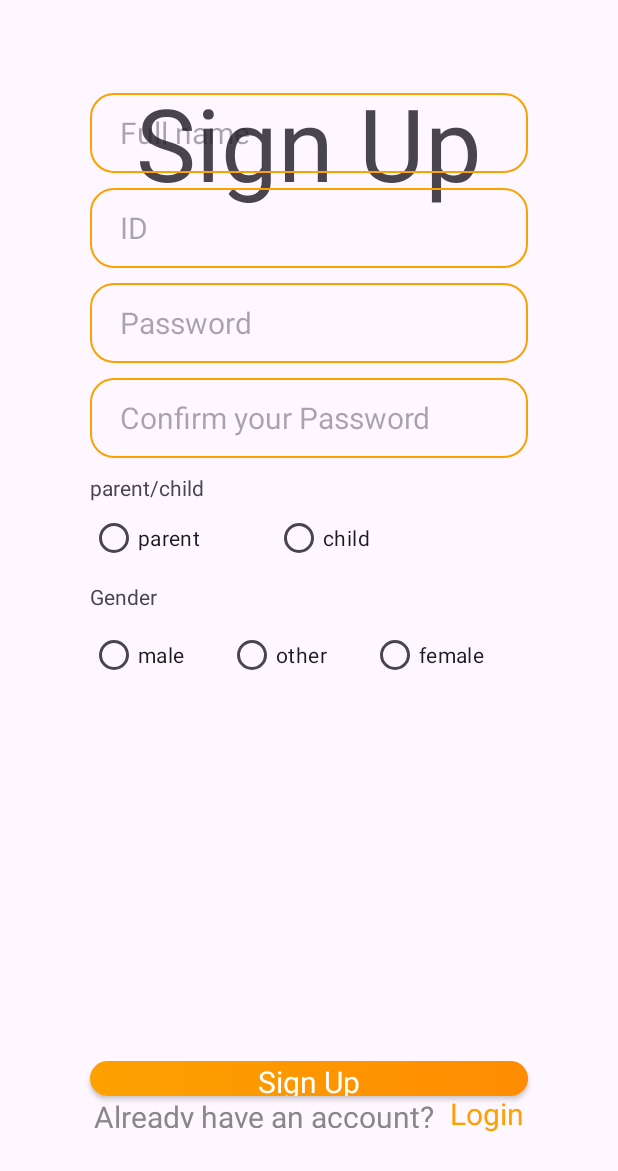
After one commit to snuhcs-course/swpp-2023-project-team-9, an Android app: the layout activity_signup.xml on its own in the app's theme, with its tools: preview values and no code run, on a phone screen of 412 x 824 dp. The commit adds this screen. Shown: the top 1171 px of the screen. Run offline under Robolectric (Android 15) with nearby library versions, the light colour scheme and no system bars.

Commit message:
feat: add xml

```diff
--- /dev/null
+++ b/frontend/app/src/main/res/drawable/edittext_bg.xml
@@ -0,0 +1,12 @@
+<?xml version="1.0" encoding="utf-8"?>
+<selector
+    xmlns:android="http://schemas.android.com/apk/res/android">
+    <!--Focused-->
+    <item
+        android:state_focused="true"
+        android:drawable="@drawable/edittext_focused"/>
+    <!--UnFocused-->
+    <item
+        android:state_focused="false"
+        android:drawable="@drawable/edittext_unfocused"/>
+</selector>
--- /dev/null
+++ b/frontend/app/src/main/res/drawable/edittext_focused.xml
@@ -0,0 +1,9 @@
+<?xml version="1.0" encoding="utf-8"?>
+<shape
+    xmlns:android="http://schemas.android.com/apk/res/android">
+    <corners android:radius="15dp" />
+    <solid android:color="@android:color/transparent" />
+    <stroke
+        android:width="1sp"
+        android:color="#FCA100" />
+</shape>
--- /dev/null
+++ b/frontend/app/src/main/res/drawable/edittext_unfocused.xml
@@ -0,0 +1,9 @@
+<?xml version="1.0" encoding="utf-8"?>
+<shape
+    xmlns:android="http://schemas.android.com/apk/res/android">
+    <corners android:radius="15dp" />
+    <solid android:color="@android:color/transparent" />
+    <stroke
+        android:width="1sp"
+        android:color="#FCA100" />
+</shape>
--- /dev/null
+++ b/frontend/app/src/main/res/layout/activity_login.xml
@@ -0,0 +1,109 @@
+<?xml version="1.0" encoding="utf-8"?>
+<androidx.constraintlayout.widget.ConstraintLayout xmlns:android="http://schemas.android.com/apk/res/android"
+    xmlns:app="http://schemas.android.com/apk/res-auto"
+    xmlns:tools="http://schemas.android.com/tools"
+    android:layout_width="match_parent"
+    android:layout_height="match_parent"
+    tools:context=".ui.LoginActivity">
+
+    <TextView
+        android:id="@+id/littleStudio"
+        android:layout_width="wrap_content"
+        android:layout_height="wrap_content"
+        android:gravity="center_horizontal"
+        android:text="@string/title"
+        android:fontFamily = "@font/kgprimarywhimsy"
+        android:textSize ="73sp"
+        android:paddingTop = "160dp"
+        app:layout_constraintTop_toTopOf="parent"
+        app:layout_constraintLeft_toLeftOf="parent"
+        app:layout_constraintRight_toRightOf="parent"
+        />
+
+    <androidx.appcompat.widget.AppCompatEditText
+        android:id="@+id/id"
+
+        android:layout_height="53dp"
+        android:layout_width="match_parent"
+        android:layout_marginLeft="@dimen/margin_login"
+        android:layout_marginRight="@dimen/margin_login"
+        android:layout_marginTop="322dp"
+        android:hint="@string/id"
+        android:textAppearance="@style/infoText"
+        android:gravity="center_vertical"
+        style="@style/Button"
+        app:layout_constraintLeft_toLeftOf="parent"
+        app:layout_constraintTop_toTopOf="parent"
+        >
+    </androidx.appcompat.widget.AppCompatEditText>
+    <androidx.appcompat.widget.AppCompatEditText
+        android:id="@+id/pw"
+        android:layout_height="53dp"
+        android:layout_alignParentLeft="true"
+        android:layout_width="match_parent"
+        android:layout_marginLeft="@dimen/margin_login"
+        android:layout_marginRight="@dimen/margin_login"
+        android:layout_alignParentTop="true"
+
+        android:hint="@string/pw"
+        android:gravity="center_vertical"
+        style="@style/Button"
+        app:layout_constraintLeft_toLeftOf="parent"
+        app:layout_constraintTop_toBottomOf="@id/id"
+        android:layout_marginTop="40dp"
+        >
+    </androidx.appcompat.widget.AppCompatEditText>
+    <androidx.appcompat.widget.AppCompatButton
+        android:id="@+id/loginBtn"
+
+        android:layout_height="53dp"
+        android:layout_alignParentLeft="true"
+        android:layout_width="match_parent"
+        android:layout_marginLeft="@dimen/margin_login"
+        android:layout_marginRight="@dimen/margin_login"
+        android:layout_alignParentTop="true"
+
+        android:text="@string/login"
+        android:textAppearance="@style/loginText"
+        android:gravity="center_horizontal|center_vertical"
+        style="@style/LogButton"
+        app:layout_constraintLeft_toLeftOf="parent"
+        app:layout_constraintTop_toBottomOf="@id/pw"
+        android:layout_marginTop="50dp"
+        >
+    </androidx.appcompat.widget.AppCompatButton>
+
+    <TextView
+        android:id="@+id/noAccount"
+        android:layout_width="wrap_content"
+        android:layout_height="wrap_content"
+        android:layout_alignParentTop="true"
+        android:layout_marginBottom="70dp"
+        android:text="@string/noAccount"
+        android:textAppearance="@style/smallText"
+        android:gravity="top"
+        app:layout_constraintStart_toStartOf="parent"
+        app:layout_constraintHorizontal_chainStyle="packed"
+        app:layout_constraintEnd_toStartOf="@id/signUpLink"
+        app:layout_constraintBottom_toBottomOf="parent"
+        />
+
+    <TextView
+        android:id="@+id/signUpLink"
+        android:layout_width="wrap_content"
+        android:layout_height="wrap_content"
+        android:layout_alignParentTop="true"
+        android:layout_marginBottom="70dp"
+        android:text="@string/signUp"
+        android:textAppearance="@style/signUpText"
+        android:gravity="top"
+        app:layout_constraintEnd_toEndOf="parent"
+        app:layout_constraintStart_toEndOf="@id/noAccount"
+        app:layout_constraintBottom_toBottomOf="parent"
+
+        android:paddingLeft = "10sp"
+
+
+        />
+
+</androidx.constraintlayout.widget.ConstraintLayout>
--- /dev/null
+++ b/frontend/app/src/main/res/layout/activity_signup.xml
@@ -0,0 +1,243 @@
+<?xml version="1.0" encoding="utf-8"?>
+<androidx.constraintlayout.widget.ConstraintLayout xmlns:android="http://schemas.android.com/apk/res/android"
+    xmlns:app="http://schemas.android.com/apk/res-auto"
+    xmlns:tools="http://schemas.android.com/tools"
+    android:layout_width="match_parent"
+    android:layout_height="match_parent"
+    tools:context=".ui.SignupActivity">
+
+    <TextView
+        android:id="@+id/signUpTitle"
+        android:layout_width="wrap_content"
+        android:layout_height="wrap_content"
+        android:gravity="center_horizontal"
+        android:layout_alignParentStart="true"
+        android:layout_alignParentTop="true"
+        app:layout_constraintTop_toTopOf="parent"
+        app:layout_constraintLeft_toLeftOf="parent"
+        app:layout_constraintRight_toRightOf="parent"
+        android:text="@string/signUp"
+        android:textSize="67sp"
+        android:paddingTop = "50dp"
+
+
+        tools:layout_editor_absoluteY="58dp" />
+    <androidx.appcompat.widget.AppCompatEditText
+        android:id="@+id/name_signUp"
+        android:layout_width="match_parent"
+        android:layout_marginLeft="@dimen/margin_sign"
+        android:layout_marginRight="@dimen/margin_sign"
+        android:layout_height="53dp"
+        android:hint= "@string/fullName"
+        android:layout_alignParentStart="true"
+        android:layout_alignParentTop="true"
+        android:layout_marginTop="62dp"
+        android:textAppearance="@style/infoText"
+        android:gravity="center_vertical"
+        style="@style/Button"
+        app:layout_constraintLeft_toLeftOf="parent"
+        app:layout_constraintTop_toTopOf="parent"
+        >    </androidx.appcompat.widget.AppCompatEditText>
+    <androidx.appcompat.widget.AppCompatEditText
+        android:id="@+id/id_signUp"
+
+        android:layout_height="53dp"
+        android:layout_alignParentStart="true"
+        android:layout_width="match_parent"
+        android:layout_marginLeft="@dimen/margin_sign"
+        android:layout_marginRight="@dimen/margin_sign"
+        android:layout_alignParentTop="true"
+        android:hint= "@string/id"
+        android:textAppearance="@style/infoText"
+        android:gravity="center_vertical"
+        style="@style/Button"
+        app:layout_constraintLeft_toLeftOf="parent"
+        app:layout_constraintTop_toBottomOf="@id/name_signUp"
+        android:layout_marginTop="@dimen/button_distance"
+        >
+    </androidx.appcompat.widget.AppCompatEditText>
+    <androidx.appcompat.widget.AppCompatEditText
+        android:id="@+id/pw_signUp"
+        android:layout_width="match_parent"
+        android:layout_marginLeft="@dimen/margin_sign"
+        android:layout_marginRight="@dimen/margin_sign"
+        android:layout_height="53dp"
+        android:layout_alignParentStart="true"
+        android:layout_alignParentTop="true"
+        android:hint="@string/pw"
+        android:textAppearance="@style/infoText"
+        android:gravity="center_vertical"
+        style="@style/Button"
+        app:layout_constraintTop_toBottomOf="@id/id_signUp"
+        android:layout_marginTop="@dimen/button_distance"
+        app:layout_constraintLeft_toLeftOf="parent"
+
+        >
+    </androidx.appcompat.widget.AppCompatEditText>
+    <androidx.appcompat.widget.AppCompatEditText
+        android:id="@+id/confirmPw"
+        android:layout_width="match_parent"
+        android:layout_marginLeft="@dimen/margin_sign"
+        android:layout_marginRight="@dimen/margin_sign"
+        android:layout_height="53dp"
+        android:layout_alignParentStart="true"
+
+        android:layout_alignParentTop="true"
+
+        android:hint="@string/confirmPw"
+        android:textAppearance="@style/infoText"
+        android:gravity="center_vertical"
+        style="@style/Button"
+        app:layout_constraintLeft_toLeftOf="parent"
+        app:layout_constraintTop_toBottomOf="@id/pw_signUp"
+        android:layout_marginTop="@dimen/button_distance"
+        >
+    </androidx.appcompat.widget.AppCompatEditText>
+
+
+    <androidx.appcompat.widget.AppCompatButton
+        android:id="@+id/signupBtn"
+        style="@style/LogButton"
+        android:layout_width="match_parent"
+        android:layout_height="23dp"
+        android:layout_alignParentStart="true"
+        android:layout_alignParentTop="true"
+        android:layout_marginLeft="@dimen/margin_sign"
+        android:layout_marginRight="@dimen/margin_sign"
+
+        android:gravity="center_horizontal|center_vertical"
+        android:text="@string/signUp"
+        android:textAppearance="@style/loginText"
+        app:layout_constraintLeft_toLeftOf="parent"
+        app:layout_constraintBottom_toTopOf="@id/yesAccount">
+
+
+
+    </androidx.appcompat.widget.AppCompatButton>
+
+    <TextView
+
+        android:id="@+id/parentChild"
+        android:layout_width="wrap_content"
+        android:layout_height="wrap_content"
+        android:text="@string/parentChild"
+        app:layout_constraintStart_toStartOf="parent"
+        android:layout_marginStart="@dimen/margin_sign"
+        app:layout_constraintTop_toBottomOf="@id/confirmPw"
+        android:layout_marginTop="@dimen/button_distance"
+        />
+    <RadioGroup
+        android:id="@+id/parentOrChild"
+        android:layout_width="match_parent"
+        android:layout_height="wrap_content"
+        app:layout_constraintStart_toStartOf="parent"
+        android:orientation = "horizontal"
+        android:layout_marginStart="@dimen/margin_sign"
+        app:layout_constraintTop_toBottomOf="@id/parentChild">
+        <RadioButton
+            android:id="@+id/isParent"
+            android:layout_width="wrap_content"
+            android:layout_height="wrap_content"
+            android:text="@string/parent"
+
+            />
+
+        <RadioButton
+            android:id="@+id/isChild"
+            android:layout_width="wrap_content"
+            android:layout_height="wrap_content"
+            android:text="@string/child"
+            android:layout_marginStart="50sp"
+            app:layout_constraintTop_toTopOf="@id/isParent"
+            app:layout_constraintStart_toEndOf="@id/isParent"
+            />
+    </RadioGroup>
+
+    <TextView
+        android:id="@+id/gender"
+        android:layout_width="wrap_content"
+        android:layout_height="wrap_content"
+        android:text="@string/gender"
+        app:layout_constraintStart_toStartOf="parent"
+        android:layout_marginTop="@dimen/radio_button_distance"
+        android:layout_marginStart="@dimen/margin_sign"
+        app:layout_constraintTop_toBottomOf="@id/parentOrChild"
+        />
+
+    <RadioGroup
+        android:id="@+id/checkGender"
+        android:layout_width="match_parent"
+        android:layout_height="wrap_content"
+        app:layout_constraintStart_toStartOf="parent"
+        android:layout_marginTop="@dimen/radio_button_distance"
+        android:layout_marginStart="@dimen/margin_sign"
+        android:layout_marginEnd="@dimen/margin_sign"
+        app:layout_constraintTop_toBottomOf="@id/gender"
+        android:orientation = "horizontal"
+        >
+        <RadioButton
+            android:id="@+id/isMale"
+            android:layout_width="wrap_content"
+            android:layout_height="wrap_content"
+            android:text="@string/male"
+            android:layout_weight = "1"
+            />
+        <RadioButton
+            android:id="@+id/isOther"
+            android:layout_width="wrap_content"
+            android:layout_height="wrap_content"
+            android:text="@string/other"
+
+            android:layout_weight = "1" />
+        <RadioButton
+            android:id="@+id/isFemale"
+            android:layout_width="wrap_content"
+            android:layout_height="wrap_content"
+            android:text="@string/female"
+            android:layout_weight = "1"
+            />
+    </RadioGroup>
+
+
+
+    <TextView
+        android:id="@+id/yesAccount"
+        android:layout_width="227dp"
+        android:layout_height="21dp"
+
+        android:layout_alignParentStart="true"
+
+        android:layout_alignParentTop="true"
+
+        android:layout_marginBottom="72dp"
+        android:gravity="top"
+        android:text="@string/yesAccount"
+
+        android:textAppearance="@style/smallText"
+        app:layout_constraintBottom_toBottomOf="parent"
+
+        app:layout_constraintEnd_toStartOf="@+id/logInLink"
+        app:layout_constraintHorizontal_chainStyle="packed"
+        app:layout_constraintStart_toStartOf="parent" />
+
+
+    <TextView
+        android:id="@+id/logInLink"
+        android:layout_width="wrap_content"
+        android:layout_height="wrap_content"
+        android:layout_alignParentStart="true"
+        android:layout_alignParentTop="true"
+        android:layout_marginBottom="68dp"
+        android:gravity="top"
+        android:paddingStart="10sp"
+        android:text="@string/login"
+        android:textAppearance="@style/signUpText"
+        app:layout_constraintEnd_toEndOf="parent"
+        app:layout_constraintBottom_toBottomOf="parent"
+        app:layout_constraintStart_toEndOf="@+id/yesAccount" />
+
+
+
+
+
+</androidx.constraintlayout.widget.ConstraintLayout>
--- /dev/null
+++ b/frontend/app/src/main/res/values/dimens.xml
@@ -0,0 +1,8 @@
+<?xml version="1.0" encoding="utf-8"?>
+<resources>
+
+    <dimen name="button_distance">10sp</dimen>
+    <dimen name="radio_button_distance">5sp</dimen>
+    <dimen name="margin_login">60sp</dimen>
+    <dimen name="margin_sign">60sp</dimen>
+</resources>
--- a/frontend/app/src/main/res/values/strings.xml
+++ b/frontend/app/src/main/res/values/strings.xml
@@ -3,4 +3,21 @@
     <string name="hello_blank_fragment">Hello blank fragment</string>
     <string name="enter_file_name">Enter file name</string>
     <string name="enter_description">Enter description</string>
+
+    <string name="title">LittleStudio</string>
+    <string name="fullName">Full name</string>
+    <string name="id">ID</string>
+    <string name="pw">Password</string>
+    <string name="confirmPw">Confirm your Password</string>
+    <string name="login">Login</string>
+    <string name="signUp">Sign Up</string>
+    <string name="noAccount">Don\'t have an account?</string>
+    <string name="yesAccount">Already have an account?</string>
+    <string name="parent">parent</string>
+    <string name="child">child</string>
+    <string name="male">male</string>
+    <string name="female">female</string>
+    <string name="other">other</string>
+    <string name="parentChild">parent/child</string>
+    <string name="gender">Gender</string>
 </resources>
--- /dev/null
+++ b/frontend/app/src/main/res/values/styles.xml
@@ -0,0 +1,42 @@
+<?xml version="1.0" encoding="utf-8"?>
+<resources>
+
+    <style name="littleStudio">
+        <item name="android:textSize">73sp</item>
+    </style>
+
+    <style name="infoText">
+        <item name="android:textColor">#888888</item>
+        <item name="android:textSize">20sp</item>
+    </style>
+    <style name="loginText">
+        <item name="android:textSize">20sp</item>
+        <item name="android:textColor">#FFFFFF</item>
+    </style>
+    <style name="smallText">
+        <item name="android:textColor">#888888</item>
+        <item name="android:textSize">20sp</item>
+    </style>
+    <style name="signUpText">
+        <item name="android:textColor">#FCA100</item>
+        <item name="android:textSize">20sp</item>
+    </style>
+
+
+    <style name="Button">
+        <item name="android:paddingLeft">20sp</item>
+        <item name="android:background">@drawable/edittext_bg</item>
+    </style>
+
+    <style name="LogButton">
+        <item name="android:background">@drawable/rounded_btn</item>
+    </style>
+
+    <style name = "editTextButton">
+        <item name = "android:background">@drawable/edittext_bg</item>
+        <item name = "android:layout_marginTop">10dp</item>
+        <item name = "android:padding">10dp</item>
+        <item name = "android:textSize">10dp</item>
+    </style>
+
+</resources>
```
Also changed, not shown: frontend/app/src/main/res/font/kgprimarywhimsy.ttf (added).
